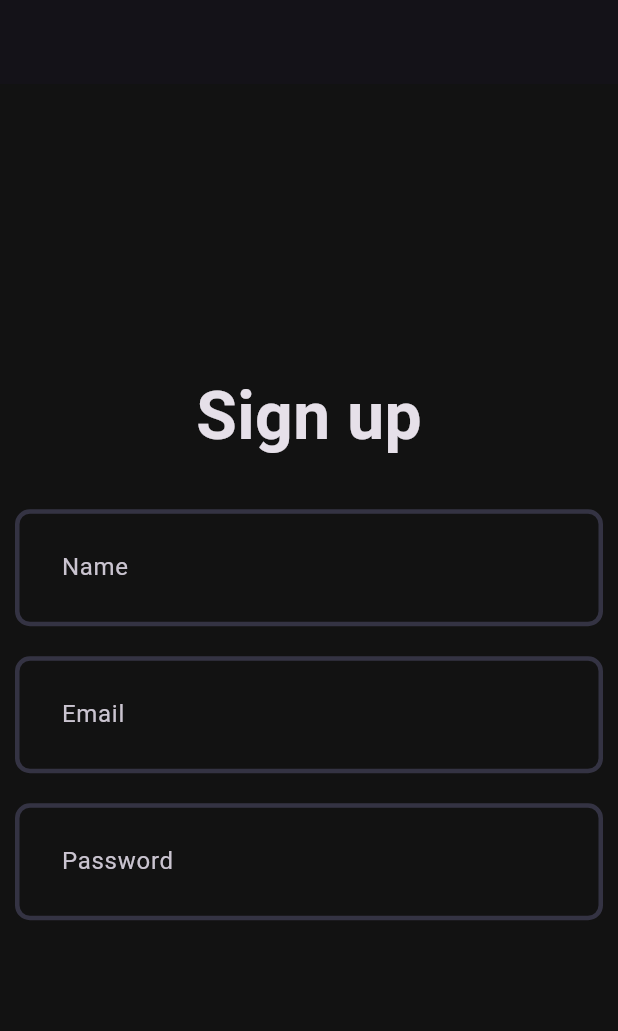
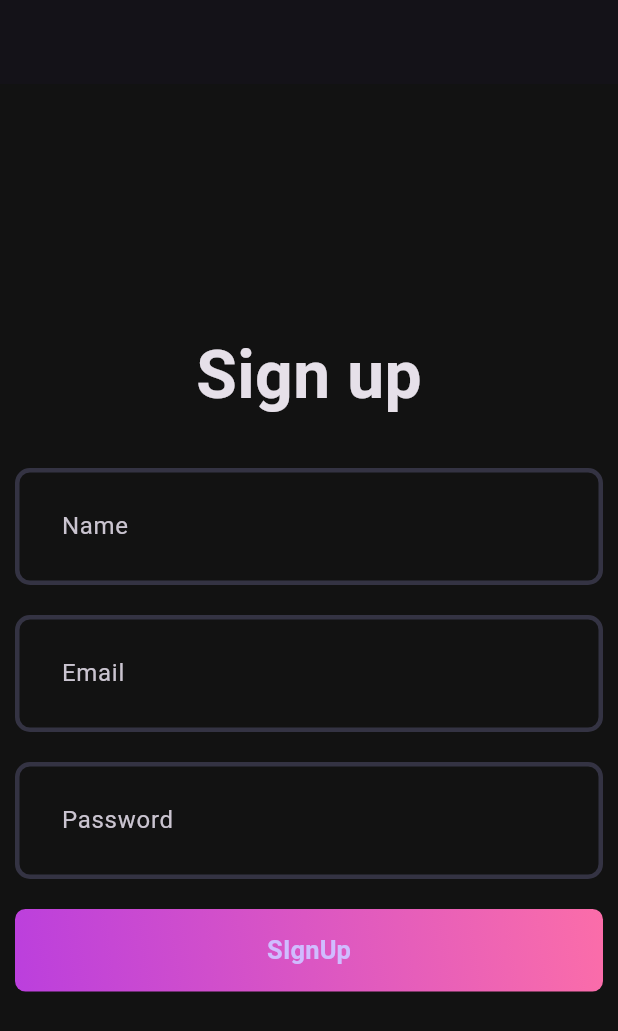
Before and after one commit to Engineerbabu777/spotify_clone_flutter, a Flutter app: the screen it shows after launch, on a phone screen of 412 x 824 dp. Shown: the top 1031 px of the screen. Run offline on Flutter 3.47's test engine with Material 3 defaults, Android fonts, the phone set to English and light mode, and no system bars.

Commit message:
add(AuthGradientButton): this is now ready ti use

```diff
--- a/lib/features/auth/view/pages/signup_page.dart
+++ b/lib/features/auth/view/pages/signup_page.dart
@@ -1,3 +1,4 @@
+import 'package:client/features/auth/view/widgets/auth_gradient_button.dart';
 import 'package:client/features/auth/view/widgets/custom_field.dart';
 import 'package:flutter/material.dart';
 
@@ -33,6 +34,8 @@ class _SignUpPageState extends State<SignUpPage> {
 
             CustomField(hintText: "Password"),
             const SizedBox(height: 20),
+
+            AuthGradientButton(fnHandler: () {}, text: "SIgnUp"),
           ],
         ),
       ),
--- a/lib/features/auth/view/widgets/auth_gradient_button.dart
+++ b/lib/features/auth/view/widgets/auth_gradient_button.dart
@@ -0,0 +1,40 @@
+import 'package:client/core/theme/app_pallete.dart';
+import 'package:flutter/material.dart';
+
+class AuthGradientButton extends StatelessWidget {
+  final VoidCallback fnHandler;
+  final String text;
+
+  const AuthGradientButton({
+    super.key,
+    required this.fnHandler,
+    required this.text,
+  });
+
+  @override
+  Widget build(BuildContext context) {
+    return Container(
+      decoration: BoxDecoration(
+        gradient: LinearGradient(
+          begin: AlignmentGeometry.bottomLeft,
+          end: AlignmentGeometry.topRight,
+
+          colors: [Pallete.gradient1, Pallete.gradient2],
+        ),
+        borderRadius: BorderRadius.circular(7),
+      ),
+      child: ElevatedButton(
+        onPressed: fnHandler,
+        style: ElevatedButton.styleFrom(
+          fixedSize: Size(395, 55),
+          backgroundColor: Pallete.transparentColor,
+          shadowColor: Pallete.transparentColor,
+        ),
+        child: Text(
+          text,
+          style: TextStyle(fontSize: 17, fontWeight: FontWeight.w600),
+        ),
+      ),
+    );
+  }
+}
```
